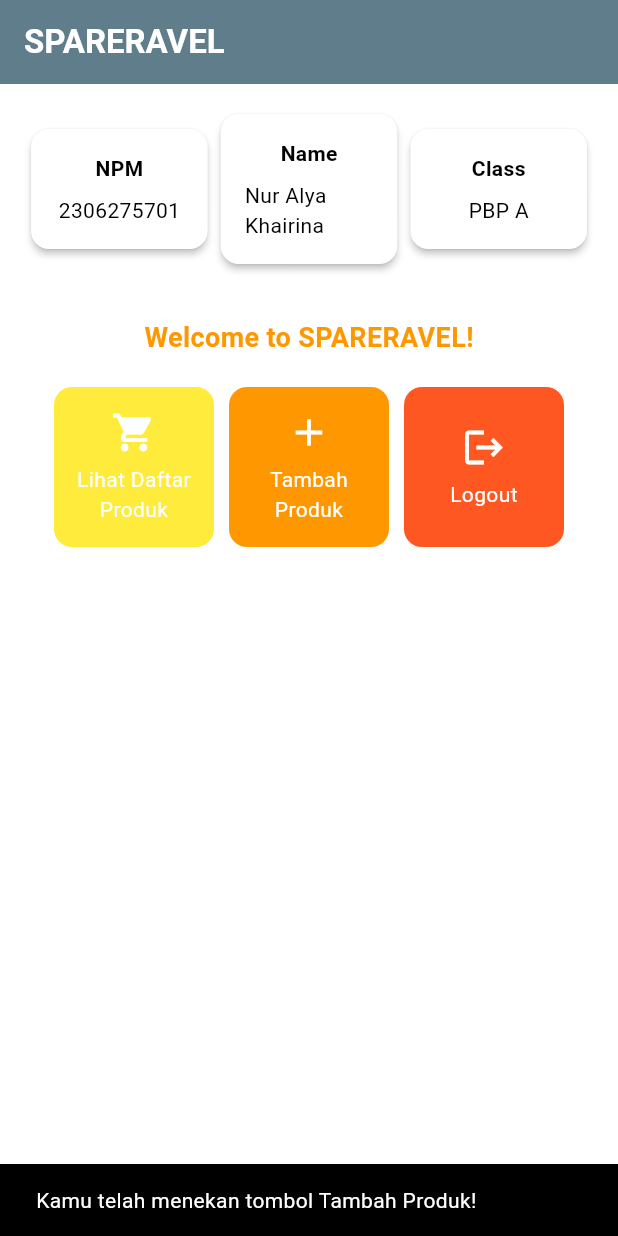
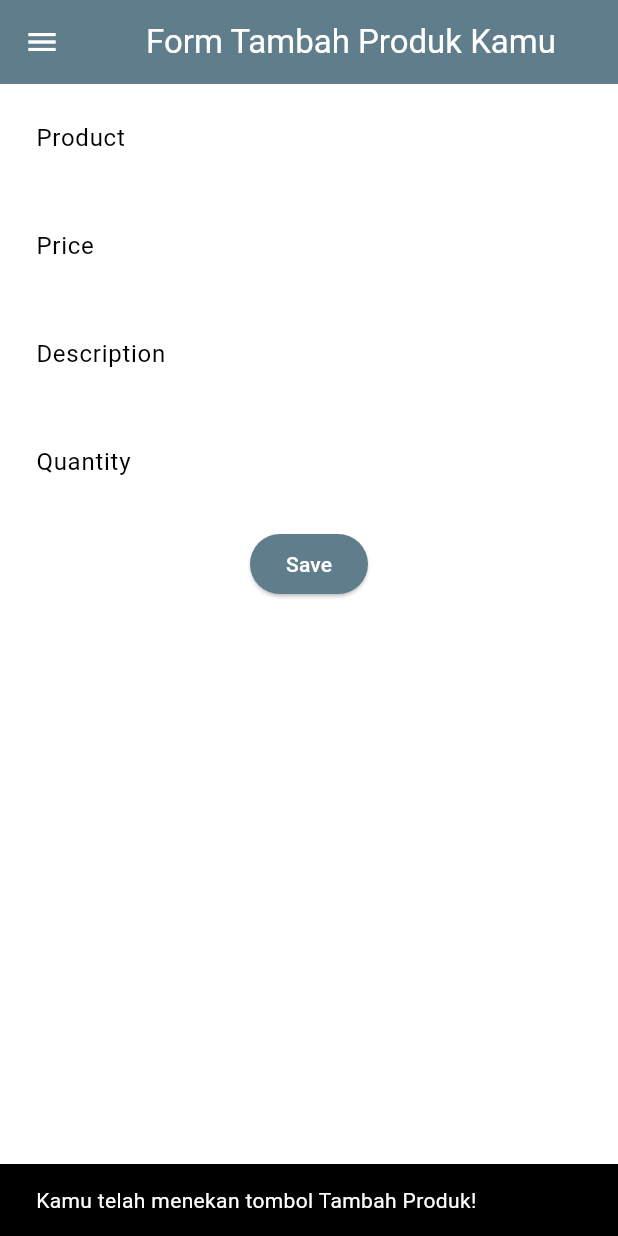
Before and after one commit to nraykhn/SPARERAVEL-mobile, a Flutter app: the screen it shows after launch, after a tap on "Tambah Produk", on a phone screen of 412 x 824 dp. Run offline on Flutter 3.47's test engine with Material 3 defaults, Android fonts, the phone set to English and light mode, and no system bars.

Commit message:
Menyelesaikan tugas 8

```diff
--- a/lib/main.dart
+++ b/lib/main.dart
@@ -1,5 +1,5 @@
 import 'package:flutter/material.dart';
-import 'package:spareravel_mobile/menu.dart';
+import 'package:spareravel_mobile/screen/menu.dart';
 
 void main() {
   runApp(const MyApp());
--- a/lib/menu.dart
+++ b/lib/screen/menu.dart
@@ -1,5 +1,7 @@
 import 'package:flutter/material.dart';
-
+import 'package:spareravel_mobile/screen/productentry_form.dart';
+import 'package:spareravel_mobile/widgets/left_drawer.dart';
+import 'package:spareravel_mobile/widgets/product_card.dart';
 
 class MyHomePage extends StatelessWidget {
     final String npm = '2306275701'; // NPM
@@ -28,7 +30,9 @@ class MyHomePage extends StatelessWidget {
         ),
         // Warna latar belakang AppBar diambil dari skema warna tema aplikasi.
         backgroundColor: Theme.of(context).colorScheme.primary,
+        iconTheme: const IconThemeData(color: Colors.white),
       ),
+      drawer: const LeftDrawer(),
       // Body halaman dengan padding di sekelilingnya.
       body: Padding(
         padding: const EdgeInsets.all(16.0),
@@ -125,66 +129,3 @@ class InfoCard extends StatelessWidget {
     );
   }
 }
-
-class ItemHomepage {
-     final String name;
-     final IconData icon;
-     final Color color;
-
-    ItemHomepage(this.name, this.icon, this.color);
- }
-
-
-class ItemCard extends StatelessWidget {
-  // Menampilkan kartu dengan ikon dan nama.
-
-  final ItemHomepage item;
-
-  const ItemCard(this.item, {super.key});
-
-  @override
-  Widget build(BuildContext context) {
-    return Material(
-      // Menentukan warna latar belakang dari tema aplikasi.
-      color: item.color,
-      // Membuat sudut kartu melengkung.
-      borderRadius: BorderRadius.circular(12),
-
-      child: InkWell(
-        // Aksi ketika kartu ditekan.
-        onTap: () {
-          // Menampilkan pesan SnackBar saat kartu ditekan.
-          ScaffoldMessenger.of(context)
-            ..hideCurrentSnackBar()
-            ..showSnackBar(
-              SnackBar(content: Text("Kamu telah menekan tombol ${item.name}!"))
-            );
-        },
-        // Container untuk menyimpan Icon dan Text
-        child: Container(
-          padding: const EdgeInsets.all(8),
-          child: Center(
-            child: Column(
-              // Menyusun ikon dan teks di tengah kartu.
-              mainAxisAlignment: MainAxisAlignment.center,
-              children: [
-                Icon(
-                  item.icon,
-                  color: Colors.white,
-                  size: 30.0,
-                ),
-                const Padding(padding: EdgeInsets.all(3)),
-                Text(
-                  item.name,
-                  textAlign: TextAlign.center,
-                  style: const TextStyle(color: Colors.white),
-                ),
-              ],
-            ),
-          ),
-        ),
-      ),
-    );
-  }
-
-}
--- /dev/null
+++ b/lib/screen/productentry_form.dart
@@ -0,0 +1,209 @@
+import 'package:flutter/material.dart';
+import 'package:spareravel_mobile/widgets/left_drawer.dart';
+
+class ProductEntryFormPage extends StatefulWidget {
+  const ProductEntryFormPage({super.key});
+
+  @override
+  State<ProductEntryFormPage> createState() => _ProductEntryFormPageState();
+}
+
+class _ProductEntryFormPageState extends State<ProductEntryFormPage> {
+  final _formKey = GlobalKey<FormState>();
+  String _product = "";
+  int _price = 0;
+  String _description = '';
+  int _quantity = 0;
+  @override
+  Widget build(BuildContext context) {
+    return Scaffold(
+      appBar: AppBar(
+        title: const Center(
+          child: Text(
+            'Form Tambah Produk Kamu',
+          ),
+        ),
+        backgroundColor: Theme.of(context).colorScheme.primary,
+        foregroundColor: Colors.white,
+      ),
+      // TODO: Tambahkan drawer yang sudah dibuat di sini
+      drawer: const LeftDrawer(),
+      body: Form(
+        key: _formKey,
+        child: SingleChildScrollView(
+         child: Column(
+          crossAxisAlignment: CrossAxisAlignment.start,
+          children: [
+            Padding(
+              padding: const EdgeInsets.all(8.0),
+              child: TextFormField(
+                  decoration: InputDecoration(
+                    hintText: "Product",
+                    labelText: "Product",
+                    border: OutlineInputBorder(
+                      borderRadius: BorderRadius.circular(5.0),
+                    ),
+                  ),
+                  onChanged: (String? value) {
+                    setState(() {
+                      _product = value!;
+                    });
+                  },
+                  validator: (String? value) {
+                   if (value == null || value.isEmpty) {
+                    return "Product tidak boleh kosong!";
+                  }
+                  if (value.length < 3) {
+                    return "Product minimal terdiri dari 3 karakter!";
+                  }
+                  if (value.length > 50) {
+                    return "Product maksimal terdiri dari 50 karakter!";
+                  }
+                    return null;
+                  },
+                ),
+              ),
+              Padding(
+                padding: const EdgeInsets.all(8.0),
+                child: TextFormField(
+                  decoration: InputDecoration(
+                    hintText: "Price",
+                    labelText: "Price",
+                    border: OutlineInputBorder(
+                      borderRadius: BorderRadius.circular(5.0),
+                    ),
+                  ),
+                  onChanged: (String? value) {
+                    setState(() {
+                      _price = int.tryParse(value!) ?? 0;
+                    });
+                  },
+                  validator: (String? value) {
+                    if (value == null || value.isEmpty) {
+                      return "Harga tidak boleh kosong!";
+                    }
+                    int? price = int.tryParse(value);
+                    if (price == null) {
+                      return "Harga harus berupa angka!";
+                    }
+                    if (price <= 0) {
+                      return "Harga harus lebih besar dari 0!";
+                    }
+                    return null;
+                  },
+                ),
+              ),
+              Padding(
+                padding: const EdgeInsets.all(8.0),
+                child: TextFormField(
+                  decoration: InputDecoration(
+                    hintText: "Description",
+                    labelText: "Description",
+                    border: OutlineInputBorder(
+                    borderRadius: BorderRadius.circular(5.0),
+                    ),
+                  ),
+                  onChanged: (String? value) {
+                    setState(() {
+                      _description = value!;
+                    });
+                  },
+                  validator: (String? value) {
+                    if (value == null || value.isEmpty) {
+                      return "Description tidak boleh kosong!";
+                    }
+                    if (value.length < 5) {
+                      return "Description minimal terdiri dari 5 karakter!";
+                    }
+                    if (value.length > 200) {
+                      return "Description maksimal terdiri dari 200 karakter!";
+                    }
+                    return null;
+                  },
+                ),
+              ),
+              Padding(
+                padding: const EdgeInsets.all(8.0),
+                child: TextFormField(
+                  decoration: InputDecoration(
+                    hintText: "Quantity",
+                    labelText: "Quantity",
+                    border: OutlineInputBorder(
+                      borderRadius: BorderRadius.circular(5.0),
+                    ),
+                  ),
+                  onChanged: (String? value) {
+                    setState(() {
+                      _quantity = int.tryParse(value!) ?? 0;
+                    });
+                  },
+                  validator: (String? value) {
+                    if (value == null || value.isEmpty) {
+                      return "Quantity tidak boleh kosong!";
+                    }
+                    int? quantity = int.tryParse(value);
+                    if (quantity == null) {
+                      return "Quantity harus berupa angka!";
+                    }
+                    if (quantity <= 0) {
+                      return "Quantity harus lebih besar dari 0!";
+                    }
+                    return null;
+                  },
+                ),
+              ),
+              Align(
+              alignment: Alignment.bottomCenter,
+              child: Padding(
+                padding: const EdgeInsets.all(8.0),
+                child: ElevatedButton(
+                  style: ButtonStyle(
+                    backgroundColor: MaterialStateProperty.all(
+                        Theme.of(context).colorScheme.primary),
+                  ),
+                  onPressed: () {
+                    if (_formKey.currentState!.validate()) {
+                      showDialog(
+                        context: context,
+                        builder: (context) {
+                          return AlertDialog(
+                            title: const Text('Product berhasil tersimpan'),
+                            content: SingleChildScrollView(
+                              child: Column(
+                                crossAxisAlignment: CrossAxisAlignment.start,
+                                children: [
+                                  Text('Product: $_product'),
+                                  Text('Price: $_price'),
+                                  Text('Description: $_description'),
+                                  Text('Quantity: $_quantity'),
+                                ],
+                              ),
+                            ),
+                            actions: [
+                              TextButton(
+                                child: const Text('OK'),
+                                onPressed: () {
+                                  Navigator.pop(context);
+                                  _formKey.currentState!.reset();
+                                },
+                              ),
+                            ],
+                          );
+                        },
+                      );
+                    }
+                  },
+                  child: const Text(
+                    "Save",
+                    style: TextStyle(color: Colors.white),
+                  ),
+                ),
+              ),
+            ),
+            ],
+          ),
+        ),
+      ),
+    );
+  }
+}
--- /dev/null
+++ b/lib/widgets/left_drawer.dart
@@ -0,0 +1,69 @@
+import 'package:flutter/material.dart';
+import 'package:spareravel_mobile/screen/menu.dart';
+import 'package:spareravel_mobile/screen/productentry_form.dart';
+
+class LeftDrawer extends StatelessWidget {
+  const LeftDrawer({super.key});
+
+  @override
+  Widget build(BuildContext context) {
+    return Drawer(
+      child: ListView(
+        children: [
+          DrawerHeader(
+            decoration: BoxDecoration(
+            color: Theme.of(context).colorScheme.primary,
+          ),
+          child: const Column(
+            children: [
+              Text(
+                'Mental Health Tracker',
+                textAlign: TextAlign.center,
+                style: TextStyle(
+                  fontSize: 24,
+                  fontWeight: FontWeight.bold,
+                  color: Colors.white,
+                ),
+              ),
+              Padding(padding: EdgeInsets.all(8)),
+              Text(
+                "No Sparepart No Travel!",
+                textAlign: TextAlign.center,
+                style: TextStyle(
+                  fontSize: 15,
+                  color: Colors.white,
+                  fontWeight: FontWeight.normal,
+                ),
+              ),
+            ],
+          ),
+          ),
+          ListTile(
+            leading: const Icon(Icons.home_outlined),
+            title: const Text('Halaman Utama'),
+            // Bagian redirection ke MyHomePage
+            onTap: () {
+              Navigator.pushReplacement(
+                  context,
+                  MaterialPageRoute(
+                    builder: (context) => MyHomePage(),
+                  ));
+            },
+          ),
+        ListTile(
+          leading: const Icon(Icons.shopping_cart),
+          title: const Text('Tambah Produk'),
+          // Bagian redirection ke ProductEntryFormPage
+          onTap: () {
+            Navigator.pushReplacement(
+                  context,
+                  MaterialPageRoute(
+                    builder: (context) => ProductEntryFormPage(),
+                  ));
+          },
+        ),
+        ],
+      ),
+    );
+  }
+}
--- /dev/null
+++ b/lib/widgets/product_card.dart
@@ -0,0 +1,75 @@
+import 'package:flutter/material.dart';
+import 'package:spareravel_mobile/screen/productentry_form.dart';
+
+
+class ItemHomepage {
+     final String name;
+     final IconData icon;
+     final Color color;
+
+    ItemHomepage(this.name, this.icon, this.color);
+ }
+
+
+class ItemCard extends StatelessWidget {
+  // Menampilkan kartu dengan ikon dan nama.
+
+  final ItemHomepage item;
+
+  const ItemCard(this.item, {super.key});
+
+  @override
+  Widget build(BuildContext context) {
+    return Material(
+      // Menentukan warna latar belakang dari tema aplikasi.
+      color: item.color,
+      // Membuat sudut kartu melengkung.
+      borderRadius: BorderRadius.circular(12),
+
+      child: InkWell(
+        // Aksi ketika kartu ditekan.
+        onTap: () {
+          // Menampilkan pesan SnackBar saat kartu ditekan.
+          ScaffoldMessenger.of(context)
+            ..hideCurrentSnackBar()
+            ..showSnackBar(
+              SnackBar(content: Text("Kamu telah menekan tombol ${item.name}!"))
+            );
+
+            // Navigate ke route yang sesuai (tergantung jenis tombol)
+          if (item.name == "Tambah Produk") {
+            Navigator.push(
+                context,
+                MaterialPageRoute(
+                  builder: (context) => ProductEntryFormPage(),
+                ));
+          }
+        },
+        // Container untuk menyimpan Icon dan Text
+        child: Container(
+          padding: const EdgeInsets.all(8),
+          child: Center(
+            child: Column(
+              // Menyusun ikon dan teks di tengah kartu.
+              mainAxisAlignment: MainAxisAlignment.center,
+              children: [
+                Icon(
+                  item.icon,
+                  color: Colors.white,
+                  size: 30.0,
+                ),
+                const Padding(padding: EdgeInsets.all(3)),
+                Text(
+                  item.name,
+                  textAlign: TextAlign.center,
+                  style: const TextStyle(color: Colors.white),
+                ),
+              ],
+            ),
+          ),
+        ),
+      ),
+    );
+  }
+
+}
```
Also changed, not shown: 1 other file.
